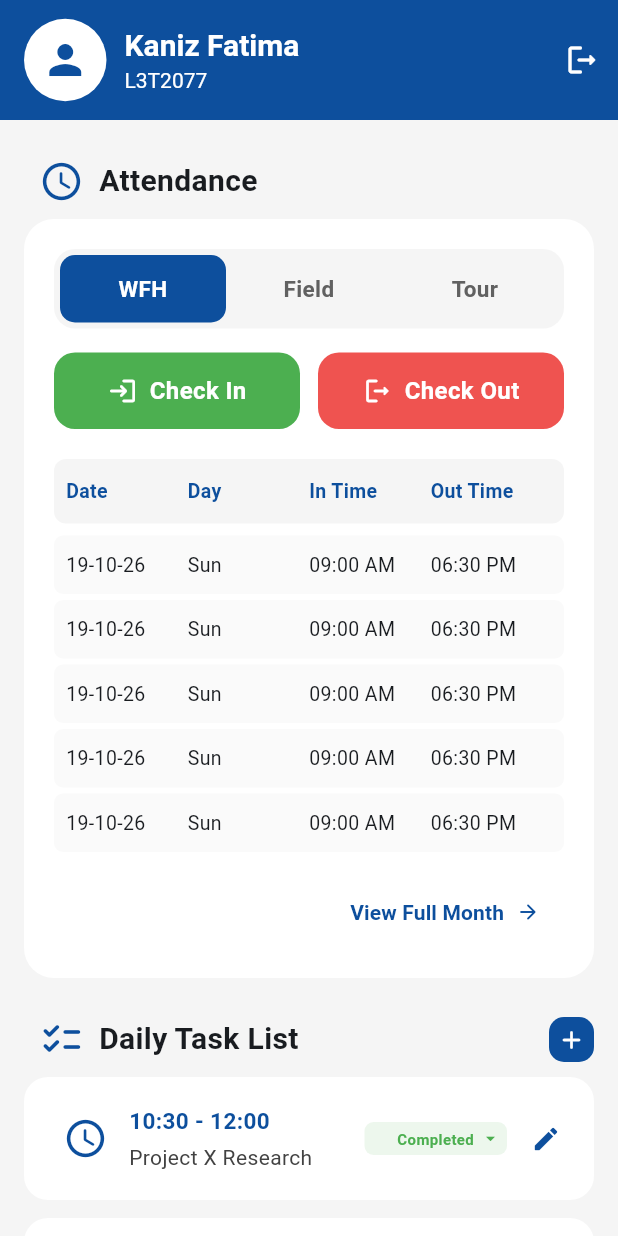
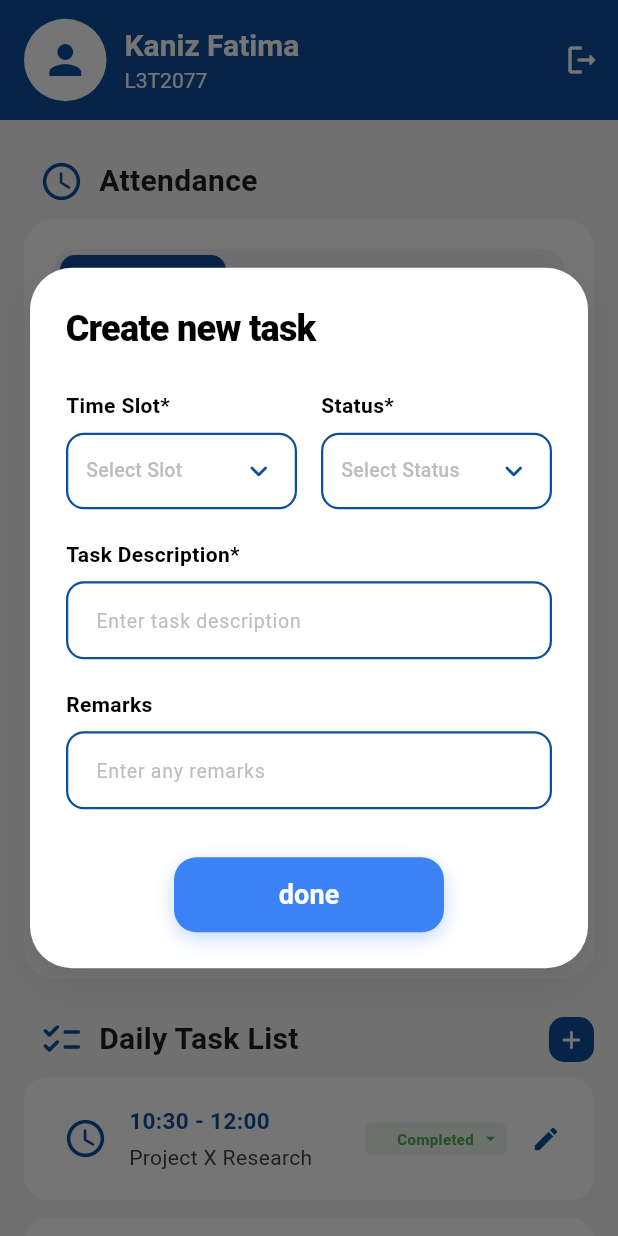
Before and after one commit to farhans-codes/employee_management, a Flutter app: the HomePage screen opened directly, after a tap on the "add" icon, on a phone screen of 412 x 824 dp. Run offline on Flutter 3.47's test engine with Material 3 defaults, Android fonts, the phone set to English and light mode, and no system bars.

Commit message:
task add popup

```diff
--- a/lib/presentation/pages/home/home_page.dart
+++ b/lib/presentation/pages/home/home_page.dart
@@ -1,6 +1,7 @@
 import 'package:flutter/material.dart';
 import '../../widgets/attendance_section.dart';
 import '../../widgets/task_card.dart';
+import '../../widgets/create_task_dialog.dart';
 import '../login/login_page.dart';
 import '../profile/profile_page.dart';
 
@@ -124,7 +125,12 @@ class HomePage extends StatelessWidget {
                       child: IconButton(
                         padding: EdgeInsets.zero,
                         constraints: const BoxConstraints(),
-                        onPressed: () {},
+                        onPressed: () {
+                          showDialog(
+                            context: context,
+                            builder: (context) => const CreateTaskDialog(),
+                          );
+                        },
                         icon: const Icon(
                           Icons.add_rounded,
                           color: Colors.white,
--- /dev/null
+++ b/lib/presentation/widgets/create_task_dialog.dart
@@ -0,0 +1,238 @@
+import 'package:flutter/material.dart';
+import '../../../core/constants/app_colors.dart';
+
+class CreateTaskDialog extends StatefulWidget {
+  const CreateTaskDialog({super.key});
+
+  @override
+  State<CreateTaskDialog> createState() => _CreateTaskDialogState();
+}
+
+class _CreateTaskDialogState extends State<CreateTaskDialog> {
+  String? selectedTimeSlot;
+  String? selectedStatus;
+
+  final List<String> timeSlots = [
+    '09:00 - 10:30',
+    '10:30 - 12:00',
+    '12:00 - 01:30',
+    '02:00 - 03:30',
+    '03:30 - 05:00',
+    '05:00 - 06:30',
+  ];
+  final List<String> statuses = [
+    'Completed',
+    'In Progress',
+    'Next',
+    'Blocking',
+  ];
+
+  @override
+  Widget build(BuildContext context) {
+    return Dialog(
+      backgroundColor: Colors.transparent,
+      insetPadding: const EdgeInsets.symmetric(horizontal: 20),
+      child: Container(
+        width: double.infinity,
+        padding: const EdgeInsets.all(24),
+        decoration: BoxDecoration(
+          color: Colors.white,
+          borderRadius: BorderRadius.circular(28),
+          boxShadow: [
+            BoxShadow(
+              color: Colors.black.withOpacity(0.1),
+              blurRadius: 20,
+              offset: const Offset(0, 10),
+            ),
+          ],
+        ),
+        child: Column(
+          mainAxisSize: MainAxisSize.min,
+          crossAxisAlignment: CrossAxisAlignment.start,
+          children: [
+            const Text(
+              'Create new task',
+              style: TextStyle(
+                fontSize: 24,
+                fontWeight: FontWeight.w800,
+                color: Colors.black, // Set to black as requested
+                letterSpacing: -0.5,
+              ),
+            ),
+            const SizedBox(height: 24),
+            Row(
+              children: [
+                Expanded(
+                  child: _buildDropdown(
+                    label: 'Time Slot*',
+                    value: selectedTimeSlot,
+                    items: timeSlots,
+                    hint: 'Select Slot',
+                    onChanged: (val) => setState(() => selectedTimeSlot = val),
+                  ),
+                ),
+                const SizedBox(width: 16),
+                Expanded(
+                  child: _buildDropdown(
+                    label: 'Status*',
+                    value: selectedStatus,
+                    items: statuses,
+                    hint: 'Select Status',
+                    onChanged: (val) => setState(() => selectedStatus = val),
+                  ),
+                ),
+              ],
+            ),
+            const SizedBox(height: 20),
+            _buildTextField(
+              label: 'Task Description*',
+              hint: 'Enter task description',
+            ),
+            const SizedBox(height: 20),
+            _buildTextField(label: 'Remarks', hint: 'Enter any remarks'),
+            const SizedBox(height: 32),
+            Center(
+              child: Container(
+                width: 180,
+                height: 50,
+                decoration: BoxDecoration(
+                  borderRadius: BorderRadius.circular(15),
+                  boxShadow: [
+                    BoxShadow(
+                      color: const Color(0xFF3B82F6).withOpacity(0.3),
+                      blurRadius: 10,
+                      offset: const Offset(0, 4),
+                    ),
+                  ],
+                ),
+                child: ElevatedButton(
+                  onPressed: () => Navigator.pop(context),
+                  style: ElevatedButton.styleFrom(
+                    backgroundColor: const Color(
+                      0xFF3B82F6,
+                    ), // Professional blue
+                    foregroundColor: Colors.white,
+                    shape: RoundedRectangleBorder(
+                      borderRadius: BorderRadius.circular(15),
+                    ),
+                    elevation: 0,
+                  ),
+                  child: const Text(
+                    'done',
+                    style: TextStyle(fontSize: 18, fontWeight: FontWeight.bold),
+                  ),
+                ),
+              ),
+            ),
+          ],
+        ),
+      ),
+    );
+  }
+
+  Widget _buildDropdown({
+    required String label,
+    required String? value,
+    required List<String> items,
+    required String hint,
+    required Function(String?) onChanged,
+  }) {
+    return Column(
+      crossAxisAlignment: CrossAxisAlignment.start,
+      children: [
+        Text(
+          label,
+          style: const TextStyle(
+            fontWeight: FontWeight.bold,
+            fontSize: 14,
+            color: Colors.black, // Changed to black as requested
+          ),
+        ),
+        const SizedBox(height: 8),
+        Container(
+          padding: const EdgeInsets.symmetric(horizontal: 12),
+          decoration: BoxDecoration(
+            color: AppColors.background, // Fill color set to app background
+            borderRadius: BorderRadius.circular(12),
+            border: Border.all(
+              color: AppColors.primary,
+              width: 1.5,
+            ), // Border set to primary
+          ),
+          child: DropdownButtonHideUnderline(
+            child: DropdownButton<String>(
+              value: value,
+              isExpanded: true,
+              hint: Text(
+                hint,
+                style: TextStyle(fontSize: 13, color: Colors.grey.shade400),
+              ),
+              icon: const Icon(
+                Icons.keyboard_arrow_down_rounded,
+                color: AppColors.primary,
+              ),
+              items: items.map((String item) {
+                return DropdownMenuItem<String>(
+                  value: item,
+                  child: Text(
+                    item,
+                    style: const TextStyle(
+                      fontSize: 13,
+                      fontWeight: FontWeight.w500,
+                      color: Colors.black, // dropdown text black
+                    ),
+                  ),
+                );
+              }).toList(),
+              onChanged: onChanged,
+            ),
+          ),
+        ),
+      ],
+    );
+  }
+
+  Widget _buildTextField({required String label, required String hint}) {
+    return Column(
+      crossAxisAlignment: CrossAxisAlignment.start,
+      children: [
+        Text(
+          label,
+          style: const TextStyle(
+            fontWeight: FontWeight.bold,
+            fontSize: 14,
+            color: Colors.black, // Changed to black as requested
+          ),
+        ),
+        const SizedBox(height: 8),
+        TextField(
+          style: const TextStyle(color: Colors.black),
+          decoration: InputDecoration(
+            hintText: hint,
+            hintStyle: TextStyle(fontSize: 13, color: Colors.grey.shade400),
+            filled: true,
+            fillColor: AppColors.background, // Fill color set to app background
+            contentPadding: const EdgeInsets.symmetric(
+              horizontal: 16,
+              vertical: 14,
+            ),
+            enabledBorder: OutlineInputBorder(
+              borderRadius: BorderRadius.circular(12),
+              borderSide: const BorderSide(
+                color: AppColors.primary,
+                width: 1.5,
+              ), // Border set to primary
+            ),
+            focusedBorder: OutlineInputBorder(
+              borderRadius: BorderRadius.circular(12),
+              borderSide: const BorderSide(
+                color: AppColors.primary,
+                width: 2.0,
+              ), // Focus border
+            ),
+          ),
+        ),
+      ],
+    );
+  }
+}
```
